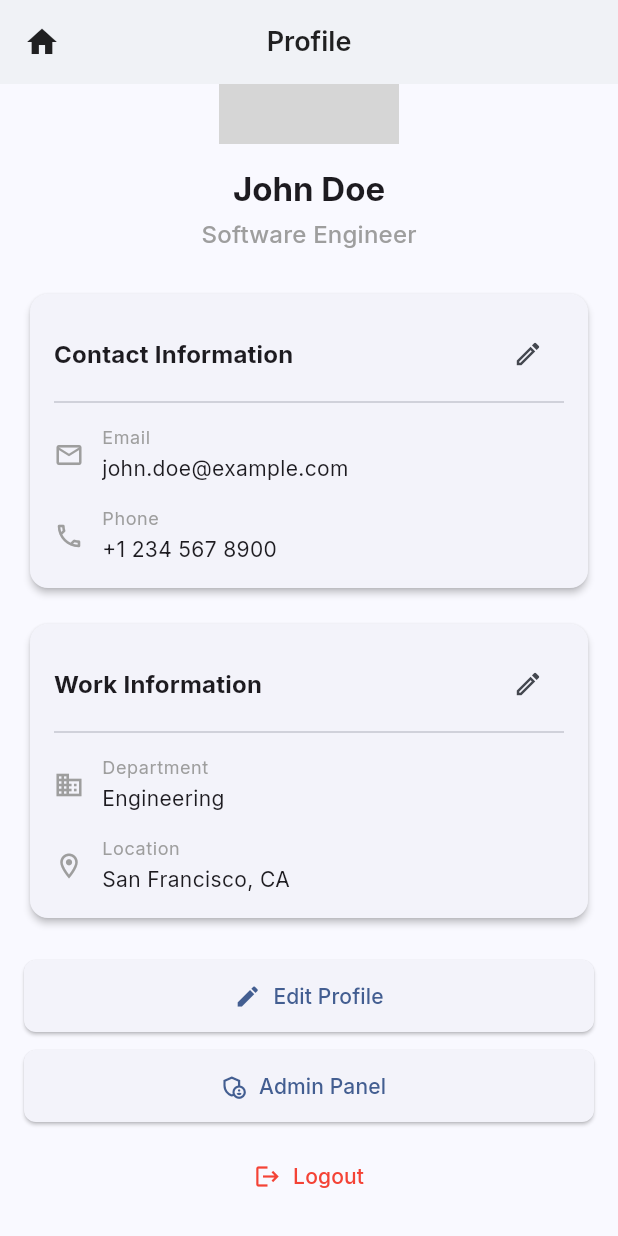
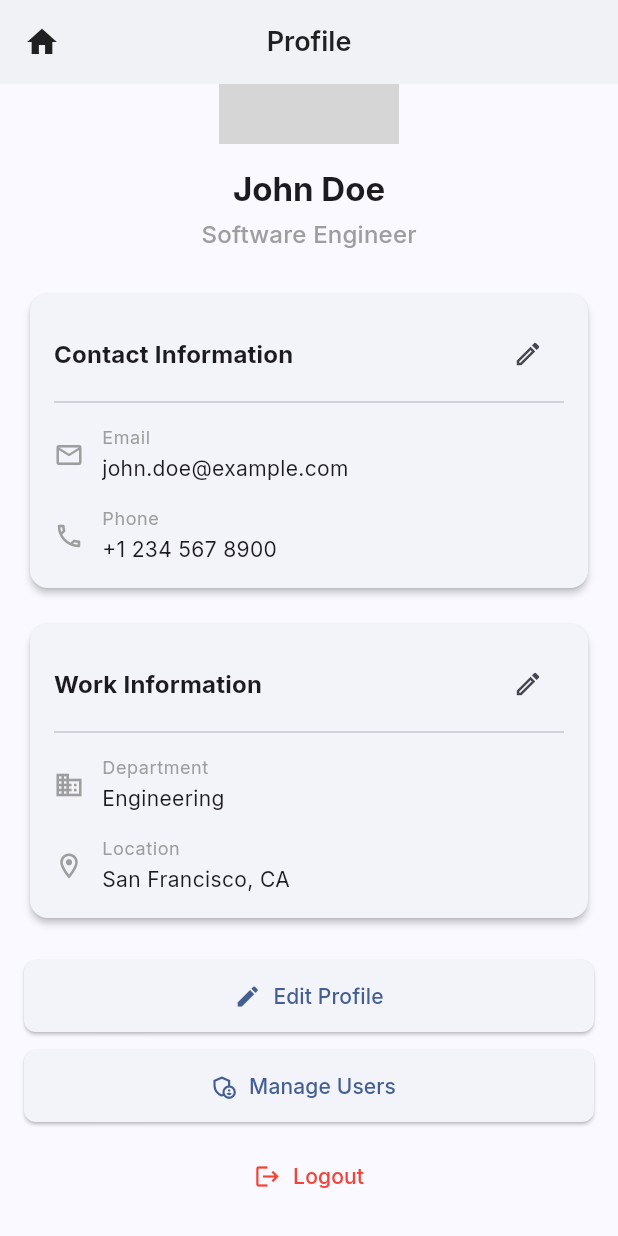
Before and after one commit to Dexterfury/teamhub_productivity_suite, a Flutter app: the ProfileScreen screen opened by its route, scrolled down 96 dp, on a phone screen of 412 x 824 dp. Run offline on Flutter 3.47's test engine with Material 3 defaults, Android fonts, the light colour scheme and no system bars; our stand-ins replace cloud_firestore, firebase_auth, go_router, google_fonts; accounts and stored records are empty; network calls fail; grey boxes are pictures that could not be loaded.

Commit message:
feat: update admin panel navigation and add manage users route

```diff
--- a/lib/src/features/profile/presentation/profile_screen.dart
+++ b/lib/src/features/profile/presentation/profile_screen.dart
@@ -317,11 +317,12 @@ class ProfileScreen extends StatelessWidget {
             width: double.infinity,
             child: ElevatedButton.icon(
               onPressed: () {
-                // TODO: Implement check for admin role before navigating
-                context.go('/admin-panel');
+                // TODO: Implement actual admin role check
+                // For now, assume user is admin to show the button
+                context.go('/admin-panel/manage-users');
               },
               icon: const Icon(Icons.admin_panel_settings_outlined),
-              label: const Text('Admin Panel'),
+              label: const Text(AppStrings.manageUsersTitle),
             ),
           ),
           const SizedBox(height: 12.0),
--- a/lib/src/routing/app_router.dart
+++ b/lib/src/routing/app_router.dart
@@ -1,6 +1,7 @@
 import 'package:go_router/go_router.dart';
 import 'package:teamhub_productivity_suite/src/common_widgets/root_layout.dart';
 import 'package:teamhub_productivity_suite/src/features/admin_panel/presentation/admin_panel_screen.dart';
+import 'package:teamhub_productivity_suite/src/features/admin_panel/presentation/manage_users_screen.dart';
 import 'package:teamhub_productivity_suite/src/features/auth/presentation/forgot_password_screen.dart';
 import 'package:teamhub_productivity_suite/src/features/auth/presentation/login_screen.dart';
 import 'package:teamhub_productivity_suite/src/features/auth/presentation/registration_screen.dart';
@@ -118,6 +119,12 @@ final goRouter = GoRouter(
     GoRoute(
       path: '/admin-panel',
       builder: (context, state) => const AdminPanelScreen(),
+      routes: [
+        GoRoute(
+          path: 'manage-users',
+          builder: (context, state) => const ManageUsersScreen(),
+        ),
+      ],
     ),
     GoRoute(
       path: '/register',
```
